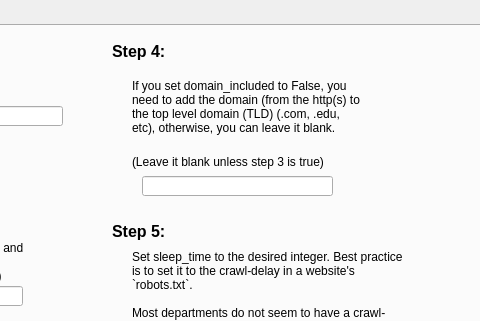
This is common/gui/scraper_ui.ui in Police-Data-Accessibility-Project/scrapers as Qt 5 draws it before an edit; both pictures show x 320 to 800 and y 0 to 321 of the 800 by 600 pixel window. The edited form follows.
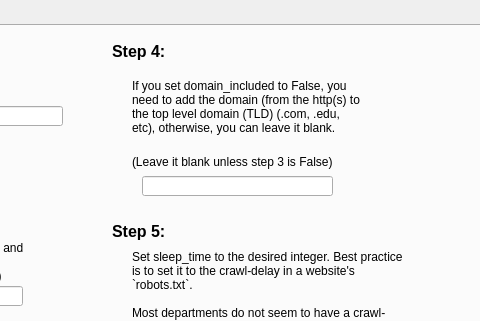
This is the edited form.

Commit message: fix backwards english logic

Patch:
```diff
--- a/common/gui/scraper_ui.ui
+++ b/common/gui/scraper_ui.ui
@@ -736,7 +736,7 @@
        </font>
       </property>
       <property name="text">
-       <string>(Leave it blank unless step 3 is true)</string>
+       <string>(Leave it blank unless step 3 is False)</string>
       </property>
       <property name="wordWrap">
        <bool>true</bool>
```
